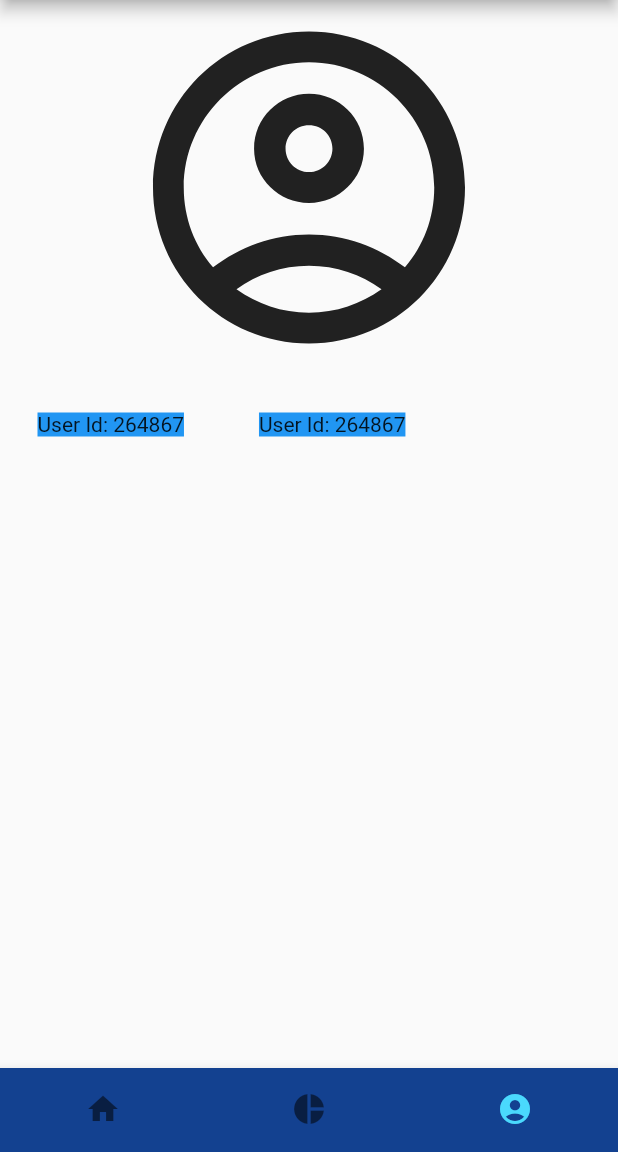
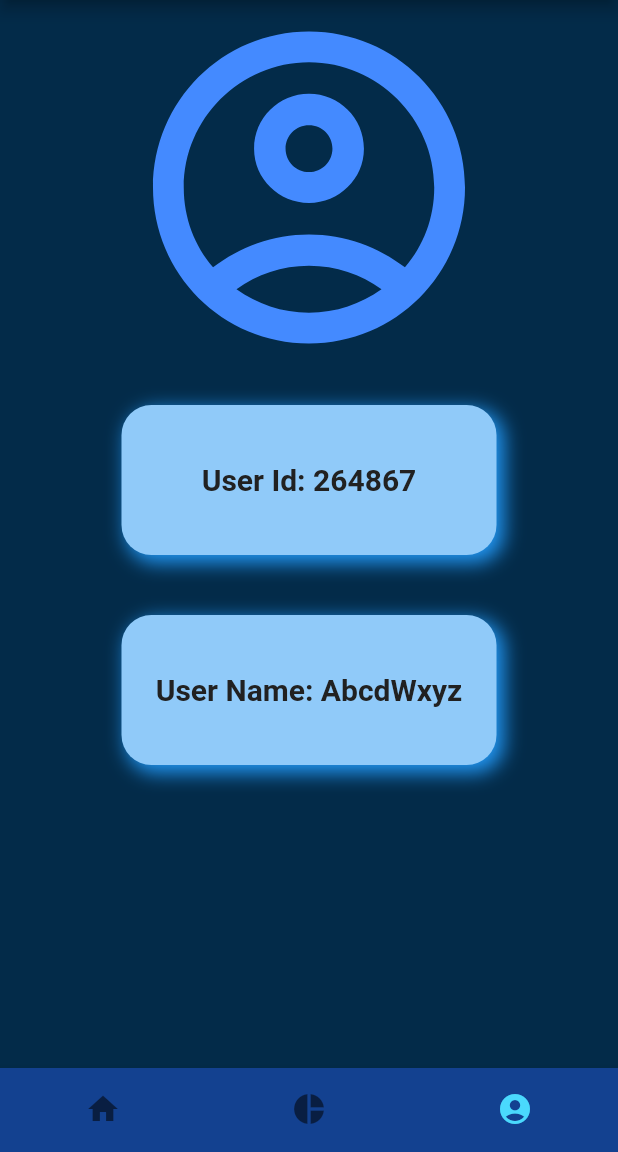
Before and after one commit to diysumit/Major-Project-471-445-429-427, a Flutter app: the screen it shows after launch, item 3 of the bottom bar chosen, on a phone screen of 412 x 824 dp, the part 84-1236 px from its top. Run offline on Flutter 3.47's test engine with Material 2 defaults, Android fonts, the phone set to English and light mode, and no system bars; our stand-ins replace syncfusion_flutter_charts; network calls fail.

Commit message:
Settings page updated

```diff
--- a/app/lib/settings.dart
+++ b/app/lib/settings.dart
@@ -6,26 +6,73 @@ class SettingsPage extends StatelessWidget {
   @override
   Widget build(BuildContext context) {
     return Scaffold(
+        backgroundColor: const Color(0xFF032B49),
       body: Container(
             child: Column(children: <Widget>[
               Row(
-                mainAxisAlignment: MainAxisAlignment.spaceEvenly,
+              mainAxisAlignment: MainAxisAlignment.spaceEvenly,
                 children: const [
                   Icon(Icons.account_circle_outlined,
-                      size: 250.0, semanticLabel: "User Profile"),
+                      size: 250.0, semanticLabel: "User Profile",color: Colors.blueAccent),
                 ],
               ),
-              Row(
+              Column(
                 children: [
+                  Container(
+                    padding: const EdgeInsets.all(15.0),
+                    margin: const EdgeInsets.all(20.0),
+                    height: 100,
+                    width: 250,
+                    decoration: BoxDecoration(
+                        color: Colors.blue[200],
+                        borderRadius: BorderRadius.circular(20),
+                        boxShadow: const [
+                          BoxShadow(
+                            color: Colors.blue,
+                            offset: Offset(4, 4),
+                            blurRadius: 10,
+                            spreadRadius: 1,
+                          )]
+                    ),
+                    child: FittedBox(
+                      fit: BoxFit.scaleDown,
+                      child: Text(
+                        ('User Id: 264867'),
+                        style: TextStyle(
+                          color: Colors.grey[900],
+                          fontSize: 20,
+                          fontWeight: FontWeight.bold,
+                        ),
+                      ),
+                    ),
+                  ),
                 Container(
-                   color: Colors.blue,
-                   margin: const EdgeInsets.all(25.0),
-                   child: const Text('User Id: 264867',)
-                ),
-                Container(
-                   color: Colors.blue,
-                   margin: const EdgeInsets.all(25.0),
-                   child: const Text('User Id: 264867')
+                    padding: const EdgeInsets.all(15.0),
+                    margin: const EdgeInsets.all(20.0),
+                    height: 100,
+                    width: 250,
+                    decoration: BoxDecoration(
+                        color: Colors.blue[200],
+                        borderRadius: BorderRadius.circular(20),
+                        boxShadow: const [
+                          BoxShadow(
+                            color: Colors.blue,
+                            offset: Offset(4, 4),
+                            blurRadius: 10,
+                            spreadRadius: 1,
+                          )]
+                    ),
+                    child: FittedBox(
+                      fit: BoxFit.scaleDown,
+                      child: Text(
+                        ('User Name: AbcdWxyz'),
+                        style: TextStyle(
+                          color: Colors.grey[900],
+                          fontSize: 20,
+                          fontWeight: FontWeight.bold,
+                        ),
+                      ),
+                    ),
                 ),
                 ]
               ),
```
